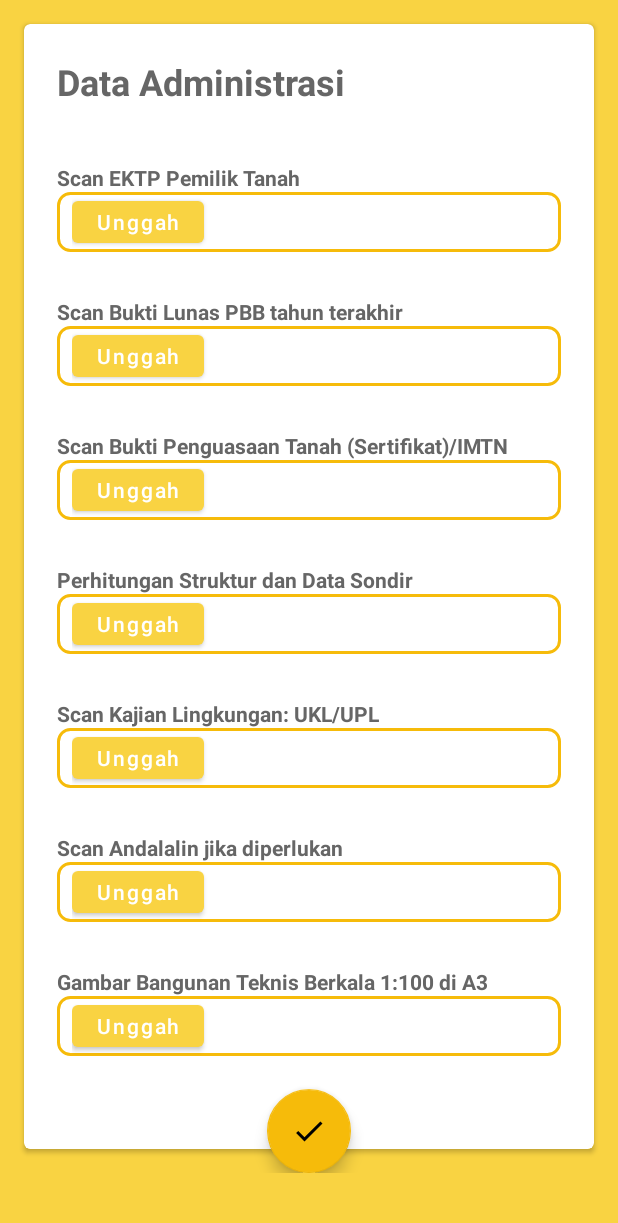
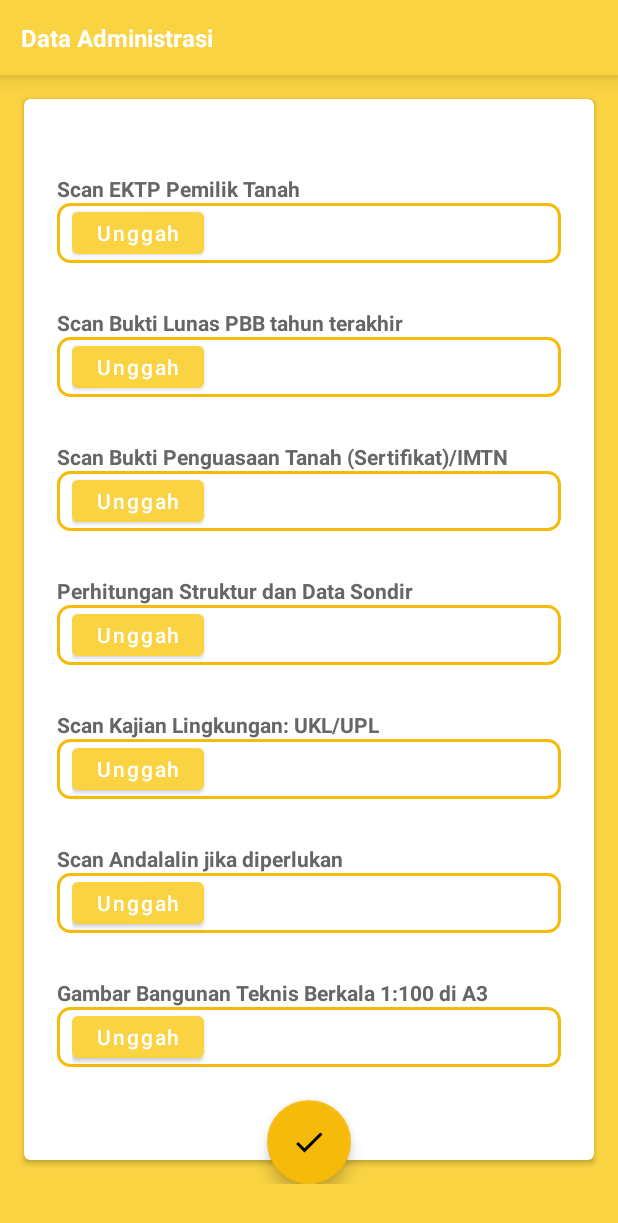
Before and after one commit to devrouw/IMB_2, an Android app: the PengajuanActivity screen opened directly, with no data from a screen before it, on a phone screen of 412 x 824 dp. Shown: the top 1223 px of the screen. Run offline under Robolectric (Android 15) with nearby library versions, the phone set to English and light mode, and no system bars; our stand-ins replace Timber; 3 statements that could not run were skipped.

Commit message:
coba push ulang

```diff
--- a/app/src/main/java/com/lollipop/imb/repository/DataStoreRepository.kt
+++ b/app/src/main/java/com/lollipop/imb/repository/DataStoreRepository.kt
@@ -11,7 +11,7 @@ import kotlinx.coroutines.flow.map
 import timber.log.Timber
 import java.io.IOException
 
-const val PREFERENCE_NAME = "elapor_preferences"
+const val PREFERENCE_NAME = "imb_preferences"
 
 private object PreferenceKeys {
     val loginStatus = booleanPreferencesKey("loginStatus")
--- a/app/src/main/java/com/lollipop/imb/util/DateFormat.kt
+++ b/app/src/main/java/com/lollipop/imb/util/DateFormat.kt
@@ -1,10 +1,7 @@
-package com.lollipop.e_lapor.util
+package com.lollipop.imb.util
 
-import android.annotation.SuppressLint
-import java.text.ParseException
 import java.text.SimpleDateFormat
 import java.util.*
-import java.util.concurrent.TimeUnit
 
 object DateFormatLocale {
     private val locale = Locale("in", "ID")
--- a/app/src/main/java/com/lollipop/imb/view/ui/ListPengajuanActivity.kt
+++ b/app/src/main/java/com/lollipop/imb/view/ui/ListPengajuanActivity.kt
@@ -1,5 +1,6 @@
 package com.lollipop.imb.view.ui
 
+import android.content.Intent
 import android.os.Bundle
 import android.widget.Toast
 import androidx.appcompat.app.AppCompatActivity
@@ -31,7 +32,9 @@ class ListPengajuanActivity : AppCompatActivity() {
         initializeAdapter()
 
         with(_binding){
-
+            btAdd.setOnClickListener {
+                startActivity(Intent(this@ListPengajuanActivity,PengajuanActivity::class.java))
+            }
         }
 
         observableLiveData()
--- a/app/src/main/res/layout/fragment_data_administrasi.xml
+++ b/app/src/main/res/layout/fragment_data_administrasi.xml
@@ -1,14 +1,55 @@
 <?xml version="1.0" encoding="utf-8"?>
-<androidx.core.widget.NestedScrollView xmlns:android="http://schemas.android.com/apk/res/android"
+<androidx.constraintlayout.widget.ConstraintLayout
+    xmlns:android="http://schemas.android.com/apk/res/android"
     xmlns:card_view="http://schemas.android.com/apk/res-auto"
     xmlns:app="http://schemas.android.com/apk/res-auto"
-    android:id="@+id/utama_layout"
     android:layout_width="match_parent"
     android:layout_height="match_parent"
     android:layout_alignParentStart="true"
     android:layout_alignParentBottom="true"
     android:background="@color/yellow_500">
 
+    <androidx.appcompat.widget.Toolbar
+        android:id="@+id/tb_book"
+        android:layout_width="match_parent"
+        android:layout_height="50dp"
+        android:background="@color/yellow_500"
+        android:elevation="8dp"
+        android:minHeight="?attr/actionBarSize"
+        android:theme="?attr/actionBarTheme"
+        app:contentInsetStart="4dp"
+        app:layout_constraintEnd_toEndOf="parent"
+        app:layout_constraintStart_toStartOf="parent"
+        app:layout_constraintTop_toTopOf="parent"
+        app:titleTextColor="@color/white">
+
+        <RelativeLayout
+            android:layout_width="match_parent"
+            android:layout_height="match_parent"
+            android:layout_marginEnd="4dp">
+
+            <TextView
+                android:id="@+id/tv_category"
+                android:layout_width="wrap_content"
+                android:layout_height="wrap_content"
+                android:layout_centerVertical="true"
+                android:layout_marginEnd="10sp"
+                android:layout_marginStart="10dp"
+                android:ellipsize="end"
+                android:text="Data Administrasi"
+                android:textStyle="bold"
+                android:maxLines="1"
+                android:textColor="@color/white"
+                android:textSize="16sp" />
+        </RelativeLayout>
+    </androidx.appcompat.widget.Toolbar>
+
+    <androidx.core.widget.NestedScrollView
+        android:layout_width="match_parent"
+        android:layout_height="wrap_content"
+        card_view:layout_constraintStart_toStartOf="parent"
+        card_view:layout_constraintEnd_toEndOf="parent"
+        card_view:layout_constraintTop_toBottomOf="@id/tb_book">
     <RelativeLayout
         android:layout_width="match_parent"
         android:layout_height="wrap_content">
@@ -31,15 +72,6 @@
                 android:padding="20dp"
                 android:orientation="vertical">
 
-                <TextView
-                    android:id="@+id/txtDeskripsi"
-                    android:layout_width="wrap_content"
-                    android:layout_height="wrap_content"
-                    android:layout_marginBottom="10dp"
-                    android:text="Data Administrasi"
-                    android:textColor="@color/black_200"
-                    android:textSize="24sp"
-                    android:textStyle="bold" />
 
                 <LinearLayout
                     android:layout_width="match_parent"
@@ -269,4 +301,5 @@
             android:src="@drawable/ic_baseline_check"
             app:backgroundTint="@color/yellow_700"/>
     </RelativeLayout>
-</androidx.core.widget.NestedScrollView>
+    </androidx.core.widget.NestedScrollView>
+</androidx.constraintlayout.widget.ConstraintLayout>
--- a/app/src/main/res/values/strings.xml
+++ b/app/src/main/res/values/strings.xml
@@ -18,6 +18,7 @@
     <string name="txt_four">4</string>
     <string name="txt_perhitungan_struktur">Perhitungan Struktur dan Data Sondir</string>
     <string name="txt_contoh">Contoh Formulir</string>
+    <string name="txt_list_pengajuan">List Pengajuan</string>
     <string-array name="txt_imb">
         <item>Memiliki IMB</item>
         <item>Tidak Memiliki IMB</item>
```
Also changed, not shown: app/src/main/java/com/lollipop/imb/session/Config.java (+7 -45 lines), app/src/main/res/layout/activity_list_pengajuan.xml (+14 -3 lines).
